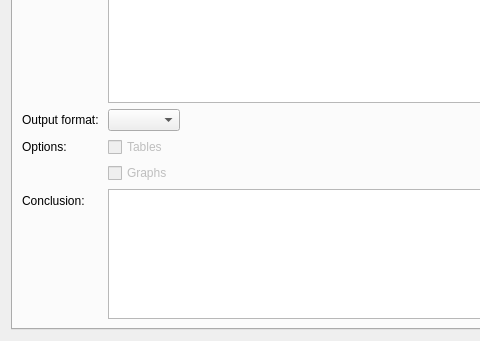
Before: the Qt Designer form sam/src/exporttestresultsdlg.ui in KDE/simon, drawn with Qt 5; both pictures show x 0 to 480 and y 128 to 469 of the 572 by 469 pixel window.
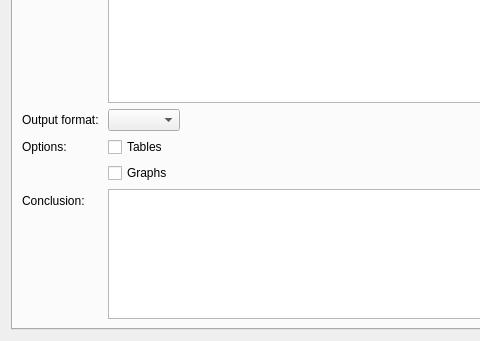
After: the same form once the commit is applied. The open tabs and pages were chosen to show the change. Custom widgets are drawn as their Qt base class.

Patch:
```diff
--- a/sam/src/exporttestresultsdlg.ui
+++ b/sam/src/exporttestresultsdlg.ui
@@ -81,7 +81,7 @@
        <item row="4" column="1">
         <widget class="QCheckBox" name="cbTables">
          <property name="enabled">
-          <bool>false</bool>
+          <bool>true</bool>
          </property>
          <property name="text">
           <string>Tables</string>
@@ -91,7 +91,7 @@
        <item row="5" column="1">
         <widget class="QCheckBox" name="cbGraphs">
          <property name="enabled">
-          <bool>false</bool>
+          <bool>true</bool>
          </property>
          <property name="text">
           <string>Graphs</string>
```
Left out of the diff: 2 changed lines with no effect on the pictures.
